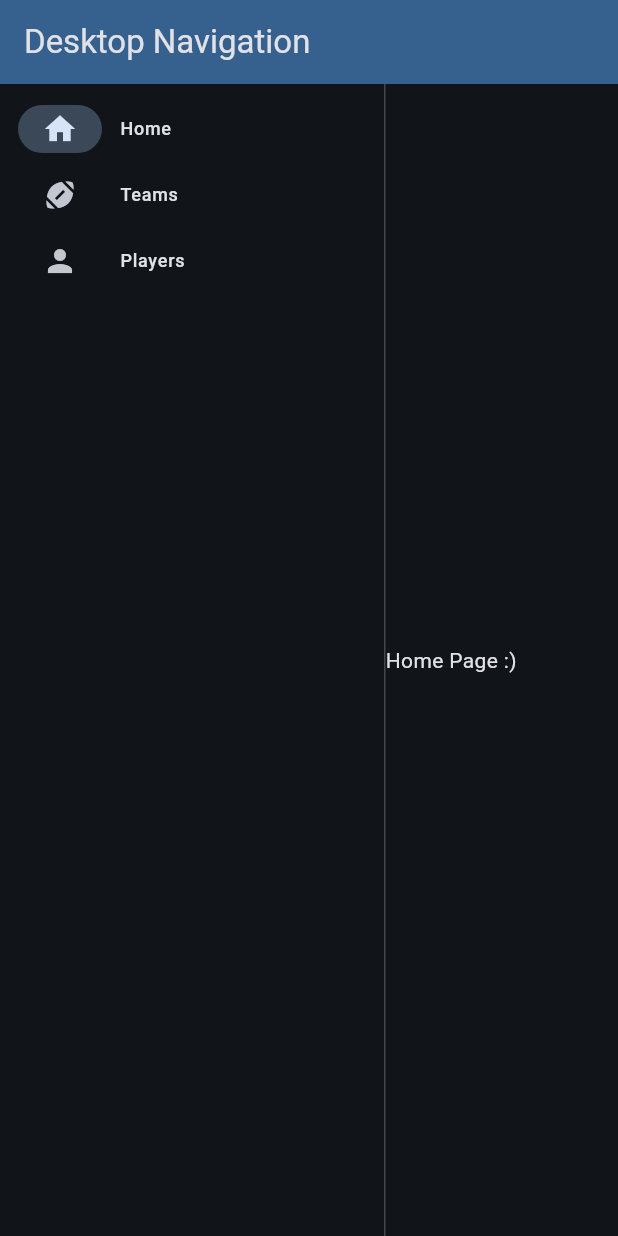
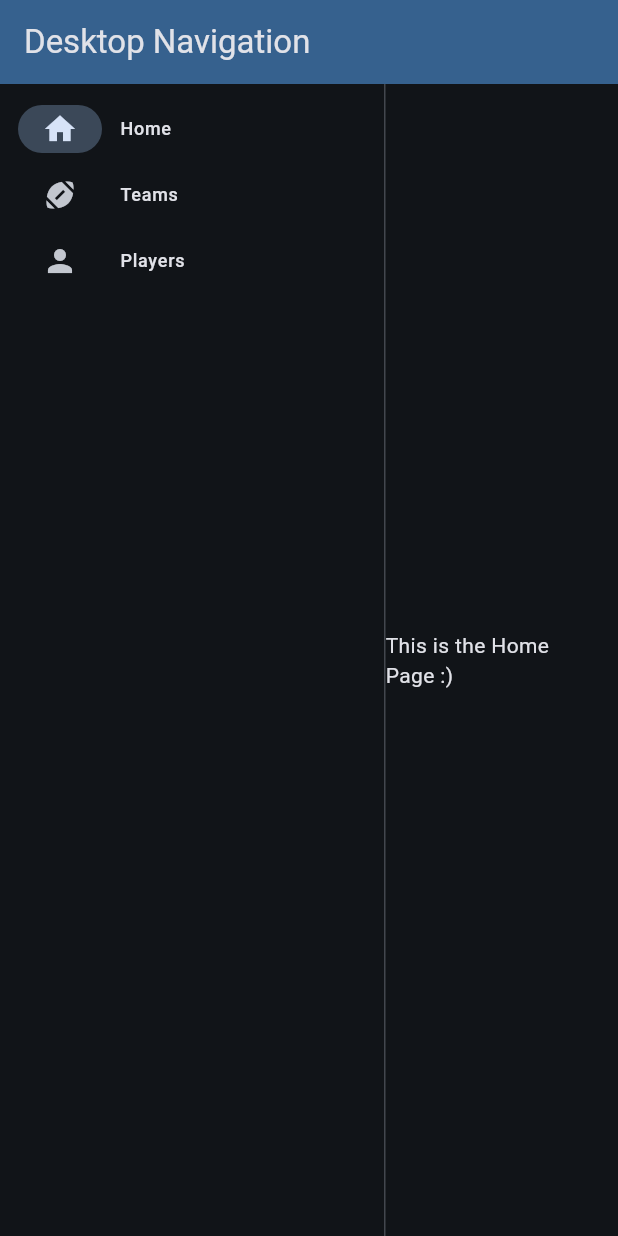
Before and after one commit to dsaf123/nfl-fan-favorite, a Flutter app: the screen it shows after launch, on a phone screen of 412 x 824 dp. Run offline on Flutter 3.47's test engine with Material 3 defaults, Android fonts, the phone set to English and light mode, and no system bars; our stand-ins replace freezed_annotation; network calls fail.

Commit message:
updated home page

```diff
--- a/lib/home.dart
+++ b/lib/home.dart
@@ -6,6 +6,6 @@ class HomePage extends StatelessWidget {
   @override
   Widget build(BuildContext context) {
     print("You are home");
-    return const Text("Home Page :)");
+    return const Text("This is the Home Page :)");
   }
 }
```
